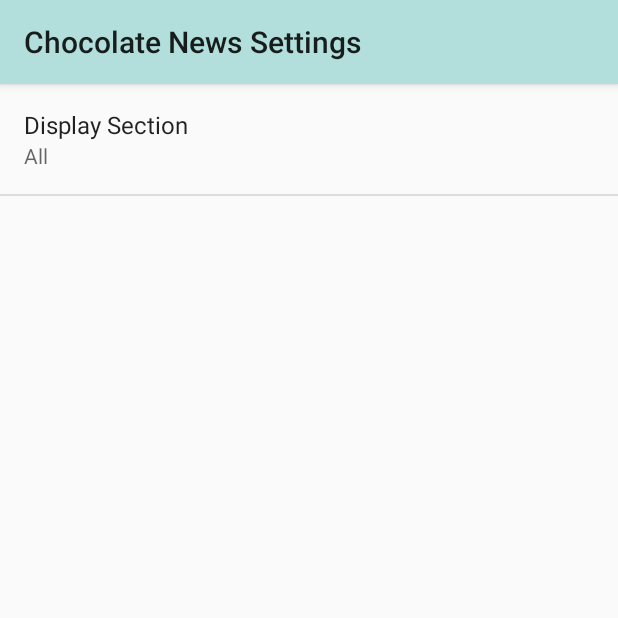
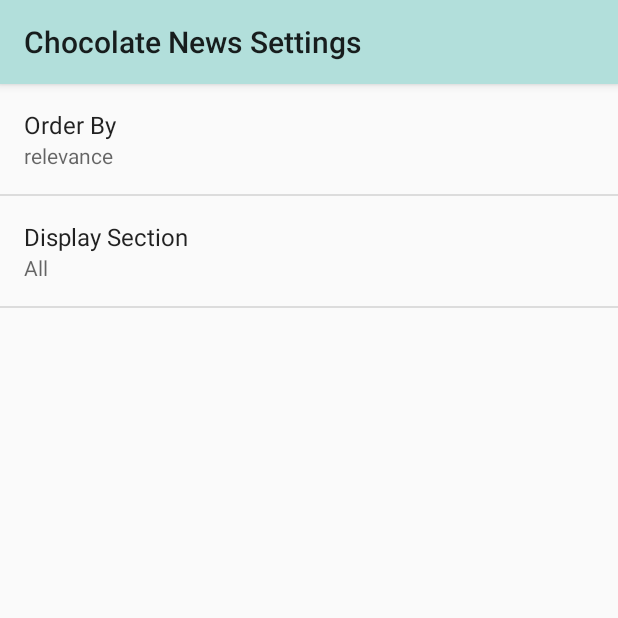
Before and after one commit to agatata/ChocolateNews, an Android app: the screen it shows after launch (SettingsActivity), after a tap on "Settings", on a phone screen of 412 x 824 dp, the top half of it. Run offline under Robolectric (Android 15) with nearby library versions, the phone set to English and light mode, and no system bars.

Commit message:
settings added (order by), author is not shown

```diff
--- a/app/src/main/java/com/example/android/chocolatenews/ChocoArticle.java
+++ b/app/src/main/java/com/example/android/chocolatenews/ChocoArticle.java
@@ -47,7 +47,7 @@ public class ChocoArticle {
      * @param author is the author of publication
      * @param url is the website URL to read the whole article
      */
-    public ChocoArticle(String title, String section, String publicationDate, List author, String url) {
+    ChocoArticle(String title, String section, String publicationDate, List author, String url) {
         artTitle = title;
         artSection = section;
         artPublicationDate = publicationDate;
--- a/app/src/main/java/com/example/android/chocolatenews/MainActivity.java
+++ b/app/src/main/java/com/example/android/chocolatenews/MainActivity.java
@@ -105,6 +105,12 @@ public class MainActivity extends AppCompatActivity implements LoaderCallbacks <
                 getString(R.string.settings_display_section_key),
                 getString(R.string.settings_display_section_default));
 
+
+        String orderByTime = sharedPrefs.getString(
+                getString(R.string.settings_order_time_key),
+                getString(R.string.settings_order_time_default)
+        );
+
         // parse breaks apart the URI string that's passed into its parameter
         Uri baseUri = Uri.parse(USGS_REQUEST_URL);
 
@@ -112,10 +118,14 @@ public class MainActivity extends AppCompatActivity implements LoaderCallbacks <
         Uri.Builder uriBuilder = baseUri.buildUpon();
 
         // Append query parameter and its value
-        uriBuilder.appendQueryParameter("format", JSON);
-        uriBuilder.appendQueryParameter("q", "chocolate");
-        uriBuilder.appendQueryParameter("section", displaySection);
-        // uriBuilder.appendQueryParameter("orderby", orderBy);
+        uriBuilder.appendQueryParameter(getString(R.string.query_parameter_format), JSON);
+        uriBuilder.appendQueryParameter(getString(R.string.query_parameter_q), getString(R.string.query_entry_chocolate));
+        uriBuilder.appendQueryParameter(getString(R.string.query_parameter_orderby), orderByTime);
+
+        // display selected section if its other than "All"
+        if (!displaySection.equals(getString(R.string.settings_section_all_value))) {
+            uriBuilder.appendQueryParameter(getString(R.string.query_parameter_section), displaySection);
+        }
 
         // Acess key from the Guardian API website
         uriBuilder.appendQueryParameter(getString(R.string.api_key), API_STUDENT_KEY);
--- a/app/src/main/java/com/example/android/chocolatenews/QueryUtils.java
+++ b/app/src/main/java/com/example/android/chocolatenews/QueryUtils.java
@@ -208,9 +208,6 @@ public final class QueryUtils {
             }
 
         } catch (JSONException e) {
-            // If an error is thrown when executing any of the above statements in the "try" block,
-            // catch the exception here, so the app doesn't crash. Print a log message
-            // with the message from the exception.
             Log.e("QueryUtils", "Problem parsing the earthquake JSON results", e);
         }
 
--- a/app/src/main/java/com/example/android/chocolatenews/SettingsActivity.java
+++ b/app/src/main/java/com/example/android/chocolatenews/SettingsActivity.java
@@ -39,6 +39,9 @@ public class SettingsActivity extends AppCompatActivity {
 
             Preference displaySection = findPreference(getString(R.string.settings_display_section_key));
             bindPreferenceSummaryToValue(displaySection);
+
+            Preference orderPubTime = findPreference(getString(R.string.settings_order_time_key));
+            bindPreferenceSummaryToValue(orderPubTime);
         }
 
         @Override
--- a/app/src/main/res/values/arrays.xml
+++ b/app/src/main/res/values/arrays.xml
@@ -7,7 +7,6 @@
         <item>@string/settings_section_travel_label</item>
         <item>@string/settings_section_worldnews_label</item>
     </string-array>
-
     <string-array name="settings_display_section_values">
         <item>@string/settings_section_all_value</item>
         <item>@string/settings_section_business_value</item>
@@ -15,4 +14,14 @@
         <item>@string/settings_section_travel_value</item>
         <item>@string/settings_section_worldnews_value</item>
     </string-array>
+    <string-array name="settings_order_time_labels">
+        <item>@string/settings_order_time_relevance_label</item>
+        <item>@string/settings_order_time_newest_label</item>
+        <item>@string/settings_order_time_oldest_label</item>
+    </string-array>
+    <string-array name="settings_order_time_values">
+        <item>@string/settings_order_time_relevance_value</item>
+        <item>@string/settings_order_time_newest_value</item>
+        <item>@string/settings_order_time_oldest_value</item>
+    </string-array>
 </resources>
--- a/app/src/main/res/values/strings.xml
+++ b/app/src/main/res/values/strings.xml
@@ -19,7 +19,7 @@
 
     <!-- Section names [CHAR LIMIT=20] -->
     <string name="settings_section_all_label">All</string>
-    <string name="settings_section_all_value">""</string>
+    <string name="settings_section_all_value">all</string>
 
     <string name="settings_section_business_label">Business</string>
     <string name="settings_section_business_value">business</string>
@@ -33,19 +33,27 @@
     <string name="settings_section_worldnews_label">News</string>
     <string name="settings_section_worldnews_value">news</string>
 
-    <!-- Label for order-by publication date option [CHAR LIMIT=20] -->
-    <string name="settings_order_by_date_label">Date of publication</string>
-    <string name="settings_order_by_date_value" translatable="false">webPublicationDate</string>
+    <!-- Strings For Displaying By Date of Publication [CHAR LIMIT=30] -->
+    <string name="settings_order_time_label">Order By</string>
+    <string name="settings_order_time_key" translatable="false">webPublicationDate</string>
+    <string name="settings_order_time_default" translatable="false">@string/settings_order_time_relevance_value</string>
 
-    <!-- Label for order-by author option [CHAR LIMIT=20] -->
-    <string name="settings_order_by_author_label">Author</string>
-    <string name="settings_order_by_author_value" translatable="false">webTitle"</string>
+    <string name="settings_order_time_relevance_label">relevance</string>
+    <string name="settings_order_time_relevance_value">relevance</string>
 
+    <string name="settings_order_time_newest_label">newest</string>
+    <string name="settings_order_time_newest_value">newest</string>
 
-    <!-- Strings For Earliest Publication Date Preference [CHAR LIMIT=30] -->
-    <string name="settings_min_magnitude_label">Minimum Magnitude</string>
-    <string name="settings_min_magnitude_key" translatable="false">min_magnitude</string>
-    <string name="settings_min_magnitude_default" translatable="false">0</string>
+    <string name="settings_order_time_oldest_label">oldest</string>
+    <string name="settings_order_time_oldest_value">oldest</string>
 
     <string name="api_key">api-key</string>
+
+    <string name="query_parameter_section">section</string>
+    <string name="query_parameter_q">q</string>
+    <string name="query_parameter_format">format</string>
+    <string name="query_entry_chocolate">chocolate</string>
+
+    <string name="query_parameter_orderby">order-by</string>
+
 </resources>
--- a/app/src/main/res/xml/settings_main.xml
+++ b/app/src/main/res/xml/settings_main.xml
@@ -18,6 +18,13 @@
     android:title="@string/settings_title">
 
     <ListPreference
+        android:defaultValue="@string/settings_order_time_default"
+        android:entries="@array/settings_order_time_labels"
+        android:entryValues="@array/settings_order_time_values"
+        android:key="@string/settings_order_time_key"
+        android:title="@string/settings_order_time_label" />
+
+    <ListPreference
         android:defaultValue="@string/settings_display_section_default"
         android:entries="@array/settings_display_section_labels"
         android:entryValues="@array/settings_display_section_values"
```
